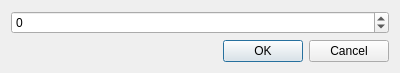
Before: the Qt Designer form addstatesdialog.ui in Gitmoko/CNSEditor, drawn with Qt 5.
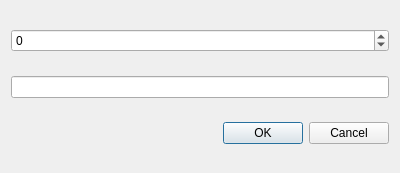
After: the same form once the commit is applied.

What changed in the file:
```diff
--- a/addstatesdialog.ui
+++ b/addstatesdialog.ui
@@ -7,7 +7,7 @@
     <x>0</x>
     <y>0</y>
     <width>400</width>
-    <height>72</height>
+    <height>173</height>
    </rect>
   </property>
   <property name="windowTitle">
@@ -24,7 +24,7 @@
      </property>
     </widget>
    </item>
-   <item row="2" column="0">
+   <item row="3" column="0">
     <widget class="QDialogButtonBox" name="buttonBox">
      <property name="orientation">
       <enum>Qt::Horizontal</enum>
@@ -34,6 +34,9 @@
      </property>
     </widget>
    </item>
+   <item row="1" column="0">
+    <widget class="QLineEdit" name="inputtag"/>
+   </item>
   </layout>
  </widget>
  <resources/>
```
